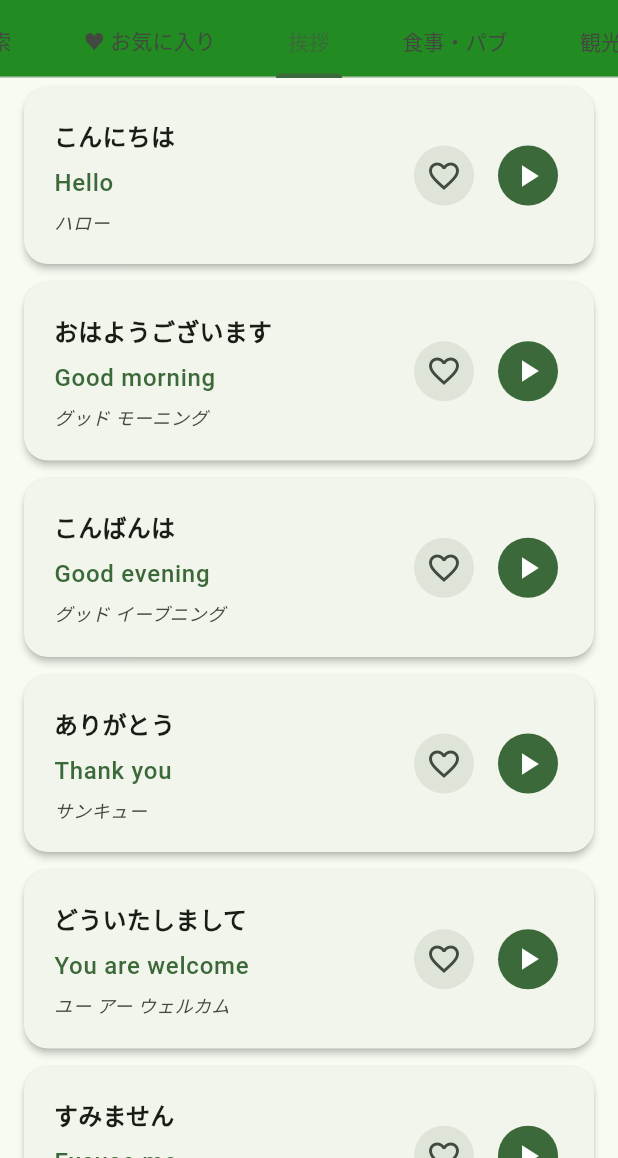
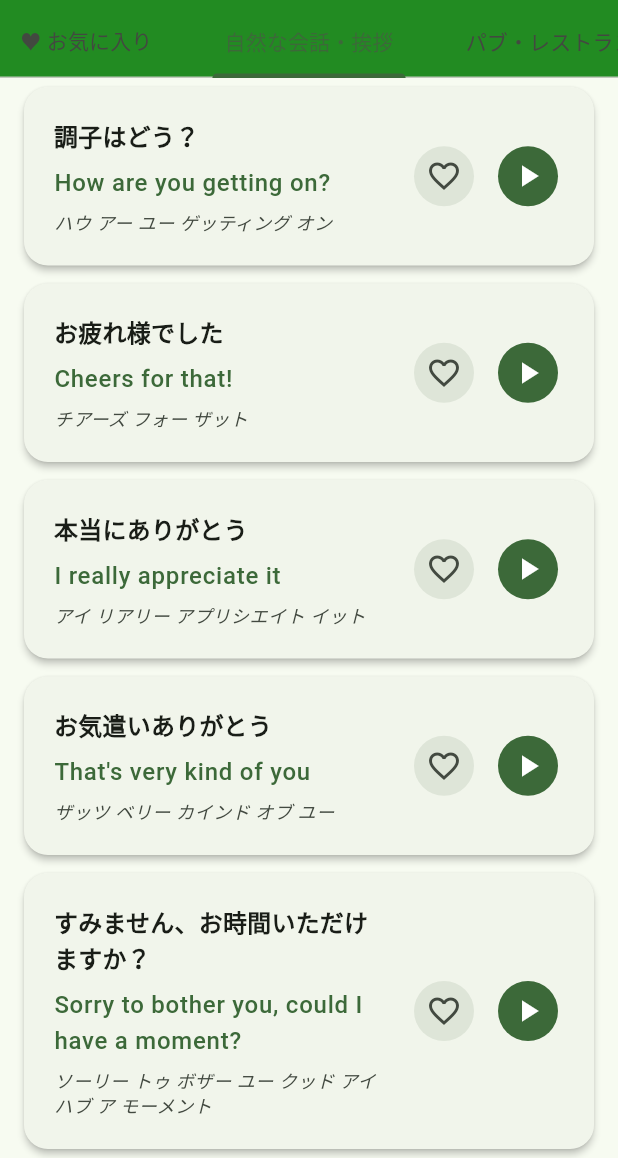
Before and after one commit to ippo000/my_travel_phrases, a Flutter app: the screen it shows after launch, tab 3 chosen, on a phone screen of 412 x 824 dp, the part 78-1236 px from its top. Run offline on Flutter 3.47's test engine with Material 3 defaults, Android fonts, the light colour scheme and no system bars; our stand-ins replace flutter_tts.

Commit message:
フレーズ修正

```diff
--- a/lib/main.dart
+++ b/lib/main.dart
@@ -19,16 +19,13 @@ class MyApp extends StatelessWidget {
           seedColor: const Color(0xFF2E7D32),
           brightness: Brightness.light,
         ),
-        cardTheme: CardTheme(
+        cardTheme: CardTheme.of(context).copyWith(
           elevation: 2,
           shape: RoundedRectangleBorder(
             borderRadius: BorderRadius.circular(16),
           ),
         ),
-        appBarTheme: const AppBarTheme(
-          centerTitle: true,
-          elevation: 0,
-        ),
+        appBarTheme: const AppBarTheme(centerTitle: true, elevation: 0),
       ),
       home: const TravelPhrasesPage(),
     );
@@ -79,18 +76,18 @@ class _TravelPhrasesPageState extends State<TravelPhrasesPage> {
 
   void _speak(String text) async {
     if (!isOfflineReady) {
-      ScaffoldMessenger.of(context).showSnackBar(
-        const SnackBar(content: Text('音声機能が利用できません')),
-      );
+      ScaffoldMessenger.of(
+        context,
+      ).showSnackBar(const SnackBar(content: Text('音声機能が利用できません')));
       return;
     }
 
     try {
       await flutterTts.speak(text);
     } catch (e) {
-      ScaffoldMessenger.of(context).showSnackBar(
-        const SnackBar(content: Text('音声再生に失敗しました')),
-      );
+      ScaffoldMessenger.of(
+        context,
+      ).showSnackBar(const SnackBar(content: Text('音声再生に失敗しました')));
     }
   }
 
@@ -123,7 +120,9 @@ class _TravelPhrasesPageState extends State<TravelPhrasesPage> {
     for (var category in categorizedPhrases.values) {
       for (var phrase in category) {
         if (phrase['japanese']!.contains(searchQuery) ||
-            phrase['english']!.toLowerCase().contains(searchQuery.toLowerCase()) ||
+            phrase['english']!.toLowerCase().contains(
+              searchQuery.toLowerCase(),
+            ) ||
             phrase['pronunciation']!.contains(searchQuery)) {
           results.add(phrase);
         }
@@ -146,7 +145,10 @@ class _TravelPhrasesPageState extends State<TravelPhrasesPage> {
             Text('アイルランド旅行で使える実用的な英会話フレーズ集です。'),
             SizedBox(height: 8),
             Text('プライバシーポリシー:'),
-            Text('本アプリは個人情報を収集しません。すべてのデータはローカルに保存されます。', style: TextStyle(fontSize: 12)),
+            Text(
+              '本アプリは個人情報を収集しません。すべてのデータはローカルに保存されます。',
+              style: TextStyle(fontSize: 12),
+            ),
           ],
         ),
         actions: [
@@ -160,79 +162,307 @@ class _TravelPhrasesPageState extends State<TravelPhrasesPage> {
   }
 
   final Map<String, List<Map<String, String>>> categorizedPhrases = {
-    '挨拶': [
-      {'japanese': 'こんにちは', 'english': 'Hello', 'pronunciation': 'ハロー'},
-      {'japanese': 'おはようございます', 'english': 'Good morning', 'pronunciation': 'グッド モーニング'},
-      {'japanese': 'こんばんは', 'english': 'Good evening', 'pronunciation': 'グッド イーブニング'},
-      {'japanese': 'ありがとう', 'english': 'Thank you', 'pronunciation': 'サンキュー'},
-      {'japanese': 'どういたしまして', 'english': 'You are welcome', 'pronunciation': 'ユー アー ウェルカム'},
-      {'japanese': 'すみません', 'english': 'Excuse me', 'pronunciation': 'エクスキューズ ミー'},
-      {'japanese': 'ごめんなさい', 'english': 'I am sorry', 'pronunciation': 'アイ アム ソーリー'},
-      {'japanese': 'さようなら', 'english': 'Goodbye', 'pronunciation': 'グッドバイ'},
-      {'japanese': 'また明日', 'english': 'See you tomorrow', 'pronunciation': 'シー ユー トゥモロー'},
-      {'japanese': 'はじめまして', 'english': 'Nice to meet you', 'pronunciation': 'ナイス トゥ ミート ユー'},
-      {'japanese': 'お元気ですか？', 'english': 'How are you?', 'pronunciation': 'ハウ アー ユー'},
-      {'japanese': '元気です', 'english': 'I am fine', 'pronunciation': 'アイ アム ファイン'},
+    '自然な会話・挨拶': [
+      {
+        'japanese': '調子はどう？',
+        'english': 'How are you getting on?',
+        'pronunciation': 'ハウ アー ユー ゲッティング オン',
+      },
+      {
+        'japanese': 'お疲れ様でした',
+        'english': 'Cheers for that!',
+        'pronunciation': 'チアーズ フォー ザット',
+      },
+      {
+        'japanese': '本当にありがとう',
+        'english': 'I really appreciate it',
+        'pronunciation': 'アイ リアリー アプリシエイト イット',
+      },
+      {
+        'japanese': 'お気遣いありがとう',
+        'english': 'That\'s very kind of you',
+        'pronunciation': 'ザッツ ベリー カインド オブ ユー',
+      },
+      {
+        'japanese': 'すみません、お時間いただけますか？',
+        'english': 'Sorry to bother you, could I have a moment?',
+        'pronunciation': 'ソーリー トゥ ボザー ユー クッド アイ ハブ ア モーメント',
+      },
+      {
+        'japanese': 'また今度お会いしましょう',
+        'english': 'Let\'s catch up soon',
+        'pronunciation': 'レッツ キャッチ アップ スーン',
+      },
+      {
+        'japanese': '楽しい時間をありがとう',
+        'english': 'Thanks for a lovely time',
+        'pronunciation': 'サンクス フォー ア ラブリー タイム',
+      },
+      {
+        'japanese': 'お先に失礼します',
+        'english': 'I\'ll head off now',
+        'pronunciation': 'アイル ヘッド オフ ナウ',
+      },
     ],
-    '食事・パブ': [
-      {'japanese': 'パブはどこですか？', 'english': 'Where is the pub?', 'pronunciation': 'ウェア イズ ザ パブ'},
-      {'japanese': 'ギネスを1杯ください', 'english': 'One pint of Guinness, please', 'pronunciation': 'ワン パイント オブ ギネス プリーズ'},
-      {'japanese': 'ビールを2杯ください', 'english': 'Two beers, please', 'pronunciation': 'トゥー ビアズ プリーズ'},
-      {'japanese': 'ウイスキーをください', 'english': 'Whiskey, please', 'pronunciation': 'ウイスキー プリーズ'},
-      {'japanese': 'メニューをください', 'english': 'Menu, please', 'pronunciation': 'メニュー プリーズ'},
-      {'japanese': 'おすすめは何ですか？', 'english': 'What do you recommend?', 'pronunciation': 'ワット ドゥ ユー レコメンド'},
-      {'japanese': 'フィッシュアンドチップスください', 'english': 'Fish and chips, please', 'pronunciation': 'フィッシュ アンド チップス プリーズ'},
-      {'japanese': 'アイリッシュシチューください', 'english': 'Irish stew, please', 'pronunciation': 'アイリッシュ スチュー プリーズ'},
-      {'japanese': 'ベジタリアン料理はありますか？', 'english': 'Do you have vegetarian food?', 'pronunciation': 'ドゥ ユー ハブ ベジタリアン フード'},
-      {'japanese': 'お会計お願いします', 'english': 'Check, please', 'pronunciation': 'チェック プリーズ'},
-      {'japanese': 'いくらですか？', 'english': 'How much is it?', 'pronunciation': 'ハウ マッチ イズ イット'},
-      {'japanese': 'カードで支払いできますか？', 'english': 'Can I pay by card?', 'pronunciation': 'キャン アイ ペイ バイ カード'},
-      {'japanese': 'チップを含めてください', 'english': 'Please include the tip', 'pronunciation': 'プリーズ インクルード ザ チップ'},
+    'パブ・レストラン': [
+      {
+        'japanese': 'パブはどこですか？',
+        'english': 'Where is the pub?',
+        'pronunciation': 'ウェア イズ ザ パブ',
+      },
+      {
+        'japanese': 'ギネスを1杯ください',
+        'english': 'One pint of Guinness, please',
+        'pronunciation': 'ワン パイント オブ ギネス プリーズ',
+      },
+      {
+        'japanese': 'ビールを2杯ください',
+        'english': 'Two beers, please',
+        'pronunciation': 'トゥー ビアズ プリーズ',
+      },
+      {
+        'japanese': 'ウイスキーをください',
+        'english': 'Whiskey, please',
+        'pronunciation': 'ウイスキー プリーズ',
+      },
+      {
+        'japanese': 'メニューをください',
+        'english': 'Menu, please',
+        'pronunciation': 'メニュー プリーズ',
+      },
+      {
+        'japanese': 'おすすめは何ですか？',
+        'english': 'What do you recommend?',
+        'pronunciation': 'ワット ドゥ ユー レコメンド',
+      },
+      {
+        'japanese': 'フィッシュアンドチップスください',
+        'english': 'Fish and chips, please',
+        'pronunciation': 'フィッシュ アンド チップス プリーズ',
+      },
+      {
+        'japanese': 'アイリッシュシチューください',
+        'english': 'Irish stew, please',
+        'pronunciation': 'アイリッシュ スチュー プリーズ',
+      },
+      {
+        'japanese': 'ベジタリアン料理はありますか？',
+        'english': 'Do you have vegetarian food?',
+        'pronunciation': 'ドゥ ユー ハブ ベジタリアン フード',
+      },
+      {
+        'japanese': 'お会計お願いします',
+        'english': 'Check, please',
+        'pronunciation': 'チェック プリーズ',
+      },
+      {
+        'japanese': 'いくらですか？',
+        'english': 'How much is it?',
+        'pronunciation': 'ハウ マッチ イズ イット',
+      },
+      {
+        'japanese': 'カードで支払いできますか？',
+        'english': 'Can I pay by card?',
+        'pronunciation': 'キャン アイ ペイ バイ カード',
+      },
+      {
+        'japanese': 'チップを含めてください',
+        'english': 'Please include the tip',
+        'pronunciation': 'プリーズ インクルード ザ チップ',
+      },
     ],
     '観光': [
-      {'japanese': 'ダブリン城はどこですか？', 'english': 'Where is Dublin Castle?', 'pronunciation': 'ウェア イズ ダブリン キャッスル'},
-      {'japanese': 'トリニティカレッジはどこですか？', 'english': 'Where is Trinity College?', 'pronunciation': 'ウェア イズ トリニティ カレッジ'},
-      {'japanese': 'チェックインお願いします', 'english': 'Check in, please', 'pronunciation': 'チェック イン プリーズ'},
-      {'japanese': 'チェックアウトお願いします', 'english': 'Check out, please', 'pronunciation': 'チェック アウト プリーズ'},
-      {'japanese': '部屋の鍵をください', 'english': 'Room key, please', 'pronunciation': 'ルーム キー プリーズ'},
-      {'japanese': 'WiFiのパスワードは？', 'english': 'What is the WiFi password?', 'pronunciation': 'ワット イズ ザ ワイファイ パスワード'},
-      {'japanese': 'トイレはどこですか？', 'english': 'Where is the toilet?', 'pronunciation': 'ウェア イズ ザ トイレット'},
-      {'japanese': '駅はどこですか？', 'english': 'Where is the station?', 'pronunciation': 'ウェア イズ ザ ステーション'},
-      {'japanese': '写真を撮ってください', 'english': 'Take a photo, please', 'pronunciation': 'テイク ア フォト プリーズ'},
-      {'japanese': '入場料はいくらですか？', 'english': 'How much is the entrance fee?', 'pronunciation': 'ハウ マッチ イズ ジ エントランス フィー'},
-      {'japanese': 'ガイドツアーはありますか？', 'english': 'Do you have guided tours?', 'pronunciation': 'ドゥ ユー ハブ ガイデッド ツアーズ'},
-      {'japanese': '何時に開いていますか？', 'english': 'What time do you open?', 'pronunciation': 'ワット タイム ドゥ ユー オープン'},
+      {
+        'japanese': 'ダブリン城はどこですか？',
+        'english': 'Where is Dublin Castle?',
+        'pronunciation': 'ウェア イズ ダブリン キャッスル',
+      },
+      {
+        'japanese': 'トリニティカレッジはどこですか？',
+        'english': 'Where is Trinity College?',
+        'pronunciation': 'ウェア イズ トリニティ カレッジ',
+      },
+      {
+        'japanese': 'チェックインお願いします',
+        'english': 'Check in, please',
+        'pronunciation': 'チェック イン プリーズ',
+      },
+      {
+        'japanese': 'チェックアウトお願いします',
+        'english': 'Check out, please',
+        'pronunciation': 'チェック アウト プリーズ',
+      },
+      {
+        'japanese': '部屋の鍵をください',
+        'english': 'Room key, please',
+        'pronunciation': 'ルーム キー プリーズ',
+      },
+      {
+        'japanese': 'WiFiのパスワードは？',
+        'english': 'What is the WiFi password?',
+        'pronunciation': 'ワット イズ ザ ワイファイ パスワード',
+      },
+      {
+        'japanese': 'トイレはどこですか？',
+        'english': 'Where is the toilet?',
+        'pronunciation': 'ウェア イズ ザ トイレット',
+      },
+      {
+        'japanese': '駅はどこですか？',
+        'english': 'Where is the station?',
+        'pronunciation': 'ウェア イズ ザ ステーション',
+      },
+      {
+        'japanese': '写真を撮ってください',
+        'english': 'Take a photo, please',
+        'pronunciation': 'テイク ア フォト プリーズ',
+      },
+      {
+        'japanese': '入場料はいくらですか？',
+        'english': 'How much is the entrance fee?',
+        'pronunciation': 'ハウ マッチ イズ ジ エントランス フィー',
+      },
+      {
+        'japanese': 'ガイドツアーはありますか？',
+        'english': 'Do you have guided tours?',
+        'pronunciation': 'ドゥ ユー ハブ ガイデッド ツアーズ',
+      },
+      {
+        'japanese': '何時に開いていますか？',
+        'english': 'What time do you open?',
+        'pronunciation': 'ワット タイム ドゥ ユー オープン',
+      },
     ],
     '交通・移動': [
-      {'japanese': 'バス停はどこですか？', 'english': 'Where is the bus stop?', 'pronunciation': 'ウェア イズ ザ バス ストップ'},
-      {'japanese': '空港までお願いします', 'english': 'To the airport, please', 'pronunciation': 'トゥ ジ エアポート プリーズ'},
-      {'japanese': 'タクシーを呼んでください', 'english': 'Please call a taxi', 'pronunciation': 'プリーズ コール ア タクシー'},
-      {'japanese': 'いくらかかりますか？', 'english': 'How much does it cost?', 'pronunciation': 'ハウ マッチ ダズ イット コスト'},
-      {'japanese': 'ここで停めてください', 'english': 'Please stop here', 'pronunciation': 'プリーズ ストップ ヒア'},
-      {'japanese': '電車のチケットをください', 'english': 'Train ticket, please', 'pronunciation': 'トレイン チケット プリーズ'},
-      {'japanese': '何番ホームですか？', 'english': 'Which platform?', 'pronunciation': 'ウィッチ プラットフォーム'},
-      {'japanese': '次の電車はいつですか？', 'english': 'When is the next train?', 'pronunciation': 'ウェン イズ ザ ネクスト トレイン'},
+      {
+        'japanese': 'バス停はどこですか？',
+        'english': 'Where is the bus stop?',
+        'pronunciation': 'ウェア イズ ザ バス ストップ',
+      },
+      {
+        'japanese': '空港までお願いします',
+        'english': 'To the airport, please',
+        'pronunciation': 'トゥ ジ エアポート プリーズ',
+      },
+      {
+        'japanese': 'タクシーを呼んでください',
+        'english': 'Please call a taxi',
+        'pronunciation': 'プリーズ コール ア タクシー',
+      },
+      {
+        'japanese': 'いくらかかりますか？',
+        'english': 'How much does it cost?',
+        'pronunciation': 'ハウ マッチ ダズ イット コスト',
+      },
+      {
+        'japanese': 'ここで停めてください',
+        'english': 'Please stop here',
+        'pronunciation': 'プリーズ ストップ ヒア',
+      },
+      {
+        'japanese': '電車のチケットをください',
+        'english': 'Train ticket, please',
+        'pronunciation': 'トレイン チケット プリーズ',
+      },
+      {
+        'japanese': '何番ホームですか？',
+        'english': 'Which platform?',
+        'pronunciation': 'ウィッチ プラットフォーム',
+      },
+      {
+        'japanese': '次の電車はいつですか？',
+        'english': 'When is the next train?',
+        'pronunciation': 'ウェン イズ ザ ネクスト トレイン',
+      },
     ],
     'ショッピング': [
-      {'japanese': 'いくらですか？', 'english': 'How much is this?', 'pronunciation': 'ハウ マッチ イズ ジス'},
-      {'japanese': '安くしてください', 'english': 'Can you make it cheaper?', 'pronunciation': 'キャン ユー メイク イット チーパー'},
-      {'japanese': 'これをください', 'english': 'I will take this', 'pronunciation': 'アイ ウィル テイク ジス'},
-      {'japanese': '試着できますか？', 'english': 'Can I try this on?', 'pronunciation': 'キャン アイ トライ ジス オン'},
-      {'japanese': '他の色はありますか？', 'english': 'Do you have other colors?', 'pronunciation': 'ドゥ ユー ハブ アザー カラーズ'},
-      {'japanese': 'レシートをください', 'english': 'Receipt, please', 'pronunciation': 'レシート プリーズ'},
-      {'japanese': '返品できますか？', 'english': 'Can I return this?', 'pronunciation': 'キャン アイ リターン ジス'},
-      {'japanese': '免税手続きできますか？', 'english': 'Can I get tax-free?', 'pronunciation': 'キャン アイ ゲット タックス フリー'},
+      {
+        'japanese': 'いくらですか？',
+        'english': 'How much is this?',
+        'pronunciation': 'ハウ マッチ イズ ジス',
+      },
+      {
+        'japanese': '安くしてください',
+        'english': 'Can you make it cheaper?',
+        'pronunciation': 'キャン ユー メイク イット チーパー',
+      },
+      {
+        'japanese': 'これをください',
+        'english': 'I will take this',
+        'pronunciation': 'アイ ウィル テイク ジス',
+      },
+      {
+        'japanese': '試着できますか？',
+        'english': 'Can I try this on?',
+        'pronunciation': 'キャン アイ トライ ジス オン',
+      },
+      {
+        'japanese': '他の色はありますか？',
+        'english': 'Do you have other colors?',
+        'pronunciation': 'ドゥ ユー ハブ アザー カラーズ',
+      },
+      {
+        'japanese': 'レシートをください',
+        'english': 'Receipt, please',
+        'pronunciation': 'レシート プリーズ',
+      },
+      {
+        'japanese': '返品できますか？',
+        'english': 'Can I return this?',
+        'pronunciation': 'キャン アイ リターン ジス',
+      },
+      {
+        'japanese': '免税手続きできますか？',
+        'english': 'Can I get tax-free?',
+        'pronunciation': 'キャン アイ ゲット タックス フリー',
+      },
     ],
     '緊急時': [
-      {'japanese': '道に迷いました', 'english': 'I am lost', 'pronunciation': 'アイ アム ロスト'},
-      {'japanese': '助けてください', 'english': 'Can you help me?', 'pronunciation': 'キャン ユー ヘルプ ミー'},
-      {'japanese': '英語が話せません', 'english': 'I do not speak English well', 'pronunciation': 'アイ ドゥ ノット スピーク イングリッシュ ウェル'},
-      {'japanese': '病院はどこですか？', 'english': 'Where is the hospital?', 'pronunciation': 'ウェア イズ ザ ホスピタル'},
-      {'japanese': '警察を呼んでください', 'english': 'Please call the police', 'pronunciation': 'プリーズ コール ザ ポリース'},
-      {'japanese': '救急車を呼んでください', 'english': 'Please call an ambulance', 'pronunciation': 'プリーズ コール アン アンビュランス'},
-      {'japanese': '日本領事館はどこですか？', 'english': 'Where is the Japanese embassy?', 'pronunciation': 'ウェア イズ ザ ジャパニーズ エンバシー'},
-      {'japanese': 'パスポートを紛失しました', 'english': 'I lost my passport', 'pronunciation': 'アイ ロスト マイ パスポート'},
-      {'japanese': '盗難にあいました', 'english': 'I was robbed', 'pronunciation': 'アイ ワズ ロブド'},
+      {
+        'japanese': '道に迷いました',
+        'english': 'I am lost',
+        'pronunciation': 'アイ アム ロスト',
+      },
+      {
+        'japanese': '助けてください',
+        'english': 'Can you help me?',
+        'pronunciation': 'キャン ユー ヘルプ ミー',
+      },
+      {
+        'japanese': '英語が話せません',
+        'english': 'I do not speak English well',
+        'pronunciation': 'アイ ドゥ ノット スピーク イングリッシュ ウェル',
+      },
+      {
+        'japanese': '病院はどこですか？',
+        'english': 'Where is the hospital?',
+        'pronunciation': 'ウェア イズ ザ ホスピタル',
+      },
+      {
+        'japanese': '警察を呼んでください',
+        'english': 'Please call the police',
+        'pronunciation': 'プリーズ コール ザ ポリース',
+      },
+      {
+        'japanese': '救急車を呼んでください',
+        'english': 'Please call an ambulance',
+        'pronunciation': 'プリーズ コール アン アンビュランス',
+      },
+      {
+        'japanese': '日本領事館はどこですか？',
+        'english': 'Where is the Japanese embassy?',
+        'pronunciation': 'ウェア イズ ザ ジャパニーズ エンバシー',
+      },
+      {
+        'japanese': 'パスポートを紛失しました',
+        'english': 'I lost my passport',
+        'pronunciation': 'アイ ロスト マイ パスポート',
+      },
+      {
+        'japanese': '盗難にあいました',
+        'english': 'I was robbed',
+        'pronunciation': 'アイ ワズ ロブド',
+      },
     ],
   };
 
@@ -294,7 +524,9 @@ class _TravelPhrasesPageState extends State<TravelPhrasesPage> {
                 ),
                 const SizedBox(width: 8),
                 IconButton.filled(
-                  onPressed: isOfflineReady ? () => _speak(phrase['english']!) : null,
+                  onPressed: isOfflineReady
+                      ? () => _speak(phrase['english']!)
+                      : null,
                   icon: Icon(
                     isOfflineReady ? Icons.play_arrow : Icons.offline_bolt,
                   ),
@@ -325,9 +557,9 @@ class _TravelPhrasesPageState extends State<TravelPhrasesPage> {
         appBar: AppBar(
           title: Text(
             '🍀 Ireland Travel Phrases',
-            style: Theme.of(context).textTheme.headlineSmall?.copyWith(
-              fontWeight: FontWeight.w600,
-            ),
+            style: Theme.of(
+              context,
+            ).textTheme.headlineSmall?.copyWith(fontWeight: FontWeight.w600),
           ),
           actions: [
             IconButton.outlined(
@@ -340,7 +572,9 @@ class _TravelPhrasesPageState extends State<TravelPhrasesPage> {
           bottom: TabBar(
             isScrollable: true,
             tabAlignment: TabAlignment.start,
-            tabs: allTabs.map((category) => Tab(
+            tabs: allTabs
+                .map(
+                  (category) => Tab(
                     child: Padding(
                       padding: const EdgeInsets.symmetric(horizontal: 8.0),
                       child: Text(
@@ -348,7 +582,9 @@ class _TravelPhrasesPageState extends State<TravelPhrasesPage> {
                         style: const TextStyle(fontWeight: FontWeight.w500),
                       ),
                     ),
-            )).toList(),
+                  ),
+                )
+                .toList(),
           ),
         ),
         body: TabBarView(
@@ -383,8 +619,11 @@ class _TravelPhrasesPageState extends State<TravelPhrasesPage> {
                               const SizedBox(height: 16),
                               Text(
                                 'キーワードを入力してフレーズを検索してください',
-                                style: Theme.of(context).textTheme.bodyLarge?.copyWith(
-                                  color: Theme.of(context).colorScheme.onSurfaceVariant,
+                                style: Theme.of(context).textTheme.bodyLarge
+                                    ?.copyWith(
+                                      color: Theme.of(
+                                        context,
+                                      ).colorScheme.onSurfaceVariant,
                                     ),
                                 textAlign: TextAlign.center,
                               ),
@@ -404,8 +643,11 @@ class _TravelPhrasesPageState extends State<TravelPhrasesPage> {
                               const SizedBox(height: 16),
                               Text(
                                 '検索結果がありません',
-                                    style: Theme.of(context).textTheme.bodyLarge?.copyWith(
-                                      color: Theme.of(context).colorScheme.onSurfaceVariant,
+                                style: Theme.of(context).textTheme.bodyLarge
+                                    ?.copyWith(
+                                      color: Theme.of(
+                                        context,
+                                      ).colorScheme.onSurfaceVariant,
                                     ),
                               ),
                             ],
@@ -436,16 +678,22 @@ class _TravelPhrasesPageState extends State<TravelPhrasesPage> {
                           const SizedBox(height: 16),
                           Text(
                             'お気に入りのフレーズがありません',
-                            style: Theme.of(context).textTheme.titleMedium?.copyWith(
-                              color: Theme.of(context).colorScheme.onSurfaceVariant,
+                            style: Theme.of(context).textTheme.titleMedium
+                                ?.copyWith(
+                                  color: Theme.of(
+                                    context,
+                                  ).colorScheme.onSurfaceVariant,
                                 ),
                             textAlign: TextAlign.center,
                           ),
                           const SizedBox(height: 8),
                           Text(
                             '♥ボタンでフレーズを追加してください',
-                            style: Theme.of(context).textTheme.bodyMedium?.copyWith(
-                              color: Theme.of(context).colorScheme.onSurfaceVariant,
+                            style: Theme.of(context).textTheme.bodyMedium
+                                ?.copyWith(
+                                  color: Theme.of(
+                                    context,
+                                  ).colorScheme.onSurfaceVariant,
                                 ),
                             textAlign: TextAlign.center,
                           ),
@@ -463,9 +711,10 @@ class _TravelPhrasesPageState extends State<TravelPhrasesPage> {
             ...categorizedPhrases.values.map((phrases) {
               return ListView.builder(
                 itemCount: phrases.length,
-                itemBuilder: (context, index) => _buildPhraseCard(phrases[index]),
+                itemBuilder: (context, index) =>
+                    _buildPhraseCard(phrases[index]),
               );
-            }).toList(),
+            }),
           ],
         ),
       ),
```
Lines whose indentation alone changed are shown as unchanged.
